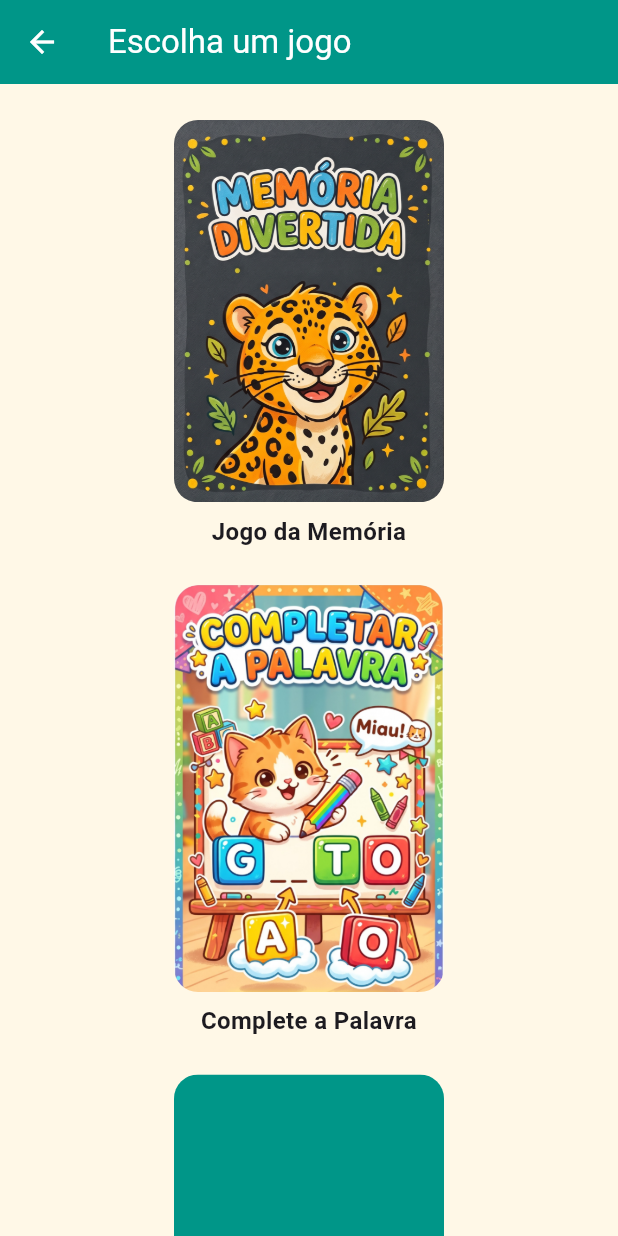
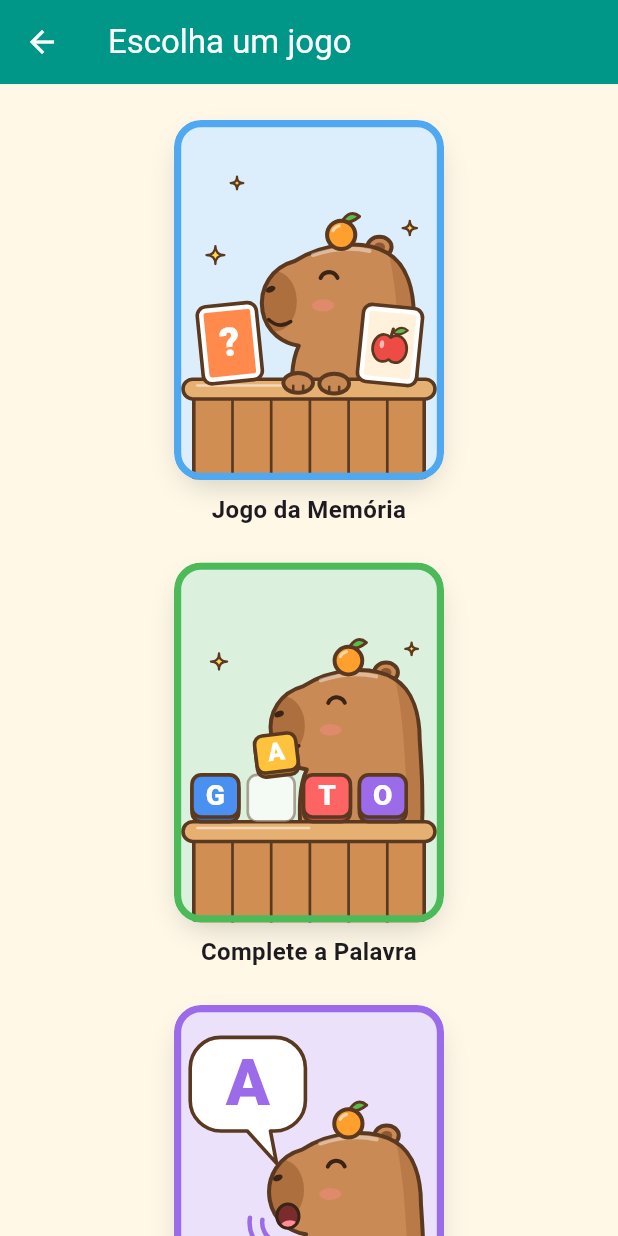
Before and after one commit to Caduqui/appMobileBIDS, a Flutter app: the screen it shows after launch, after a tap on "Iniciar", on a phone screen of 412 x 824 dp. Run offline on Flutter 3.47's test engine with Material 3 defaults, Android fonts, the phone set to English and light mode, and no system bars; our stand-ins replace video_player.

Commit message:
style: mudança na imagem dos cards

```diff
--- a/lib/screens/minigames_screen.dart
+++ b/lib/screens/minigames_screen.dart
@@ -4,6 +4,7 @@ import '../data/completion_phases.dart';
 import '../data/letter_phases.dart';
 import '../data/memory_phases.dart';
 import '../utils/responsive.dart';
+import '../widgets/minigame_art.dart';
 import 'completion_game_screen.dart';
 import 'difficulty_screen.dart';
 import 'letter_sounds_screen.dart';
@@ -44,8 +45,7 @@ class MinigamesScreen extends StatelessWidget {
                   children: [
                     _MinigameCard(
                       title: _memoryTitle,
-                      imagePath: 'assets/cards/back_card.png',
-                      imageSize: const Size(1011, 1432),
+                      art: MinigameArtKind.memory,
                       onTap: () {
                         Navigator.of(context).push(
                           MaterialPageRoute(
@@ -67,8 +67,7 @@ class MinigamesScreen extends StatelessWidget {
                     ),
                     _MinigameCard(
                       title: _completionTitle,
-                      imagePath: 'assets/cards/completePalavra.jpg',
-                      imageSize: const Size(1251, 1886),
+                      art: MinigameArtKind.completion,
                       onTap: () {
                         Navigator.of(context).push(
                           MaterialPageRoute(
@@ -91,25 +90,7 @@ class MinigamesScreen extends StatelessWidget {
                     ),
                     _MinigameCard(
                       title: _letterSoundsTitle,
-                      // Sem arte própria ainda: "Aa" desenhado, na mesma
-                      // proporção do card da memória pra os cards ficarem
-                      // do mesmo tamanho.
-                      art: const ColoredBox(
-                        color: Colors.teal,
-                        child: FittedBox(
-                          child: Padding(
-                            padding: EdgeInsets.all(16),
-                            child: Text(
-                              'Aa',
-                              style: TextStyle(
-                                color: Colors.white,
-                                fontWeight: FontWeight.bold,
-                              ),
-                            ),
-                          ),
-                        ),
-                      ),
-                      imageSize: const Size(1011, 1432),
+                      art: MinigameArtKind.letterSounds,
                       onTap: () {
                         Navigator.of(context).push(
                           MaterialPageRoute(
@@ -143,29 +124,22 @@ class MinigamesScreen extends StatelessWidget {
 
 class _MinigameCard extends StatelessWidget {
   final String title;
-
-  /// Arte do card: um arquivo ([imagePath]) ou, pra jogo sem arte própria,
-  /// um widget desenhado ([art]). Um dos dois é obrigatório.
-  final String? imagePath;
-  final Widget? art;
-
-  /// Tamanho em pixels do arquivo da imagem. Só a proporção importa: a
-  /// miniatura usa a mesma, então nada da arte é cortado.
-  final Size imageSize;
+  final MinigameArtKind art;
   final VoidCallback onTap;
 
   const _MinigameCard({
     required this.title,
-    this.imagePath,
-    this.art,
-    required this.imageSize,
+    required this.art,
     required this.onTap,
-  }) : assert(imagePath != null || art != null);
+  });
 
   @override
   Widget build(BuildContext context) {
     final width = responsiveValue(context, phone: 180.0, tablet: 260.0);
     final fontSize = responsiveValue(context, phone: 16.0, tablet: 20.0);
+    // Mesmo arredondamento que a arte usa no próprio desenho (30 de 300),
+    // pra borda clara de dentro acompanhar a borda do card.
+    final radius = BorderRadius.circular(width * 0.1);
 
     return GestureDetector(
       onTap: onTap,
@@ -173,13 +147,19 @@ class _MinigameCard extends StatelessWidget {
         width: width,
         child: Column(
           children: [
-            AspectRatio(
-              aspectRatio: imageSize.width / imageSize.height,
-              child: ClipRRect(
-                borderRadius: BorderRadius.circular(16),
-                child:
-                    art ?? Image.asset(imagePath!, fit: BoxFit.cover),
+            DecoratedBox(
+              decoration: BoxDecoration(
+                borderRadius: radius,
+                boxShadow: const [
+                  BoxShadow(
+                    color: Color(0x29000000),
+                    blurRadius: 16,
+                    offset: Offset(0, 8),
+                    spreadRadius: -4,
+                  ),
+                ],
               ),
+              child: ClipRRect(borderRadius: radius, child: MinigameArt(art)),
             ),
             const SizedBox(height: 8),
             Text(
--- /dev/null
+++ b/lib/widgets/capybara_drawing.dart
@@ -0,0 +1,198 @@
+import 'package:flutter/painting.dart';
+
+/// A capivara mascote dos cards da escolha de jogo.
+///
+/// Estilo escolhido pelo usuário a partir de uma imagem de exemplo: desenho
+/// chapado com contorno marrom, capivara de perfil (focinho comprido pra
+/// esquerda), olho fechadinho feliz, mexerica na cabeça, e ela sempre dentro
+/// de uma cena (atrás de um balcão de madeira, mexendo nos objetos do jogo)
+/// em vez de em pé num fundo genérico. As versões anteriores (em pé, 3D
+/// suave; depois com olhos grandes de íris e dentes) foram rejeitadas — a
+/// segunda o usuário achou assustadora.
+///
+/// Quadro: x de -84 (ponta do focinho) a 84 (costas), y de -86 (topo da
+/// mexerica) a 110 (base do corpo, que fica escondida atrás do balcão).
+class CapybaraDrawing {
+  /// Boca aberta cantando "Aaa" (Sons das Letras).
+  final bool singing;
+
+  const CapybaraDrawing({this.singing = false});
+
+  static const fur = Color(0xFFC98A55);
+  static const _furShade = Color(0xFFAE6F3F);
+  static const outline = Color(0xFF5B3920);
+  static const _earInner = Color(0xFF8E5631);
+  static const _ink = Color(0xFF3B2415);
+  static const line = 4.0;
+
+  void paint(Canvas c, Offset at, double scale) {
+    c.save();
+    c.translate(at.dx, at.dy);
+    c.scale(scale);
+
+    // Orelha antes do corpo: o contorno da cabeça cobre a base dela.
+    final ear = Rect.fromCenter(
+      center: const Offset(36, -58),
+      width: 24,
+      height: 20,
+    );
+    c.drawOval(ear, Paint()..color = fur);
+    c.drawOval(ear, _stroke(outline, line));
+    c.drawOval(
+      Rect.fromCenter(center: const Offset(36, -58), width: 11, height: 9),
+      Paint()..color = _earInner,
+    );
+
+    final body = _silhouette();
+    c.drawPath(body, Paint()..color = fur);
+
+    c.save();
+    c.clipPath(body);
+    // Focinho um tom mais escuro, como na capivara de verdade.
+    c.drawOval(
+      Rect.fromCenter(center: const Offset(-68, -4), width: 44, height: 60),
+      Paint()..color = _furShade,
+    );
+    // Sombra das costas: dá volume sem sair do desenho chapado.
+    c.drawPath(
+      Path()
+        ..moveTo(60, -40)
+        ..cubicTo(78, -10, 84, 60, 92, 120)
+        ..lineTo(60, 120)
+        ..cubicTo(56, 60, 56, 0, 46, -48)
+        ..close(),
+      Paint()..color = _furShade.withValues(alpha: 0.6),
+    );
+    c.restore();
+
+    c.drawPath(body, _stroke(outline, line));
+
+    // Brilho fino no alto da cabeça.
+    c.drawPath(
+      Path()
+        ..moveTo(-30, -50)
+        ..quadraticBezierTo(0, -60, 26, -54),
+      _stroke(const Color(0x66FFFFFF), 4),
+    );
+
+    // Olho fechadinho feliz.
+    c.drawArc(
+      Rect.fromCircle(center: const Offset(-14, -24), radius: 9),
+      3.5,
+      2.4,
+      false,
+      _stroke(_ink, line),
+    );
+
+    // Bochecha.
+    c.drawOval(
+      Rect.fromCenter(center: const Offset(-20, 0), width: 22, height: 12),
+      Paint()..color = const Color(0x66FF8A8A),
+    );
+
+    // Narina.
+    c.save();
+    c.translate(-72, -16);
+    c.rotate(-0.4);
+    c.drawOval(
+      Rect.fromCenter(center: Offset.zero, width: 10, height: 6),
+      Paint()..color = _ink,
+    );
+    c.restore();
+
+    if (singing) {
+      final mouth = Path()
+        ..addOval(
+          Rect.fromCenter(center: const Offset(-62, 22), width: 22, height: 24),
+        );
+      c.drawPath(mouth, Paint()..color = const Color(0xFF7A2C2C));
+      c.save();
+      c.clipPath(mouth);
+      c.drawOval(
+        Rect.fromCenter(center: const Offset(-60, 32), width: 18, height: 12),
+        Paint()..color = const Color(0xFFFF8C96),
+      );
+      c.restore();
+      c.drawPath(mouth, _stroke(_ink, 3));
+    } else {
+      c.drawPath(
+        Path()
+          ..moveTo(-74, 14)
+          ..quadraticBezierTo(-64, 24, -52, 16),
+        _stroke(_ink, 3.4),
+      );
+    }
+
+    _tangerine(c, const Offset(-2, -70), 14);
+    c.restore();
+  }
+
+  /// Patinha apoiada por cima de algo (desenhada depois do objeto).
+  static void paintPaw(Canvas c, Offset center, double scale) {
+    final r = Rect.fromCenter(
+      center: center,
+      width: 30 * scale,
+      height: 20 * scale,
+    );
+    c.drawOval(r, Paint()..color = fur);
+    c.drawOval(r, _stroke(outline, line * scale));
+    final toe = _stroke(outline, 2.6 * scale);
+    for (final dx in [-5.0, 5.0]) {
+      c.drawLine(
+        center + Offset(dx * scale, 3 * scale),
+        center + Offset(dx * scale, 9 * scale),
+        toe,
+      );
+    }
+  }
+
+  /// Cabeça + corpo numa forma só, de perfil, olhando pra esquerda.
+  Path _silhouette() => Path()
+    ..moveTo(-48, -44)
+    ..cubicTo(-20, -62, 20, -66, 44, -52)
+    ..cubicTo(64, -40, 70, -14, 70, 10)
+    ..cubicTo(72, 40, 74, 70, 72, 110)
+    ..lineTo(-50, 110)
+    ..cubicTo(-52, 80, -52, 56, -44, 40)
+    ..cubicTo(-58, 38, -76, 28, -80, 6)
+    ..cubicTo(-84, -18, -70, -38, -48, -44)
+    ..close();
+
+  static void _tangerine(Canvas c, Offset center, double r) {
+    final leafPath = Path()
+      ..moveTo(center.dx, center.dy - r + 2)
+      ..quadraticBezierTo(
+        center.dx + r * 0.6,
+        center.dy - r * 1.9,
+        center.dx + r * 1.3,
+        center.dy - r * 1.3,
+      )
+      ..quadraticBezierTo(
+        center.dx + r * 0.7,
+        center.dy - r * 0.8,
+        center.dx,
+        center.dy - r + 2,
+      )
+      ..close();
+    c.drawPath(leafPath, Paint()..color = const Color(0xFF5DBB4C));
+    c.drawPath(leafPath, _stroke(outline, 3));
+
+    final rect = Rect.fromCircle(center: center, radius: r);
+    c.drawOval(rect, Paint()..color = const Color(0xFFFF9F2E));
+    c.drawOval(rect, _stroke(outline, line));
+    c.drawArc(
+      rect.deflate(r * 0.35),
+      3.6,
+      0.9,
+      false,
+      _stroke(const Color(0x99FFFFFF), 3),
+    );
+  }
+
+  static Paint _stroke(Color color, double width) => Paint()
+    ..color = color
+    ..style = PaintingStyle.stroke
+    ..strokeWidth = width
+    ..strokeCap = StrokeCap.round
+    ..strokeJoin = StrokeJoin.round;
+}
--- /dev/null
+++ b/lib/widgets/minigame_art.dart
@@ -0,0 +1,333 @@
+import 'dart:math' as math;
+
+import 'package:flutter/material.dart';
+
+import 'capybara_drawing.dart';
+
+/// Qual cena desenhar no card da tela de escolha de jogo.
+enum MinigameArtKind { memory, completion, letterSounds }
+
+/// Arte dos cards da tela de escolha de jogo: a capivara mascote atrás de um
+/// balcão de madeira, mexendo nos objetos de cada minigame, em desenho
+/// chapado com contorno marrom (ver [CapybaraDrawing]).
+///
+/// É desenhada em código, não um arquivo de imagem, por escolha do usuário:
+/// fica nítida em qualquer tela e dá pra ajustar cor/pose aqui mesmo. Sempre
+/// na proporção [aspectRatio] (retrato 3:4) — o card usa a mesma, então nada
+/// é cortado.
+class MinigameArt extends StatelessWidget {
+  final MinigameArtKind kind;
+
+  const MinigameArt(this.kind, {super.key});
+
+  static const double aspectRatio = 3 / 4;
+
+  @override
+  Widget build(BuildContext context) {
+    return AspectRatio(
+      aspectRatio: aspectRatio,
+      // As letras da arte usam a mesma fonte do resto do app (a do tema).
+      child: CustomPaint(
+        painter: _ArtPainter(
+          kind,
+          DefaultTextStyle.of(context).style.fontFamily,
+        ),
+      ),
+    );
+  }
+}
+
+// Todas as cenas são desenhadas num quadro de referência de 300x400 e
+// escaladas pro tamanho real — assim as coordenadas abaixo não dependem do
+// tamanho do card (celular x tablet).
+const _refWidth = 300.0;
+const _refHeight = 400.0;
+
+const _outline = CapybaraDrawing.outline;
+const _line = CapybaraDrawing.line;
+
+// Uma cor por jogo, na borda do card e nos detalhes: o mascote é o mesmo, a
+// cor é o que diferencia os cards de longe (criança ainda não lê o título).
+const _accent = {
+  MinigameArtKind.memory: Color(0xFF4FA8F0),
+  MinigameArtKind.completion: Color(0xFF4DBA5A),
+  MinigameArtKind.letterSounds: Color(0xFF9B6BEA),
+};
+
+class _ArtPainter extends CustomPainter {
+  final MinigameArtKind kind;
+  final String? fontFamily;
+
+  _ArtPainter(this.kind, this.fontFamily);
+
+  @override
+  void paint(Canvas canvas, Size size) {
+    canvas.save();
+    canvas.scale(size.width / _refWidth, size.height / _refHeight);
+    final accent = _accent[kind]!;
+    const full = Rect.fromLTWH(0, 0, _refWidth, _refHeight);
+    // Fundo chapado clarinho na cor do jogo (escolha do usuário).
+    canvas.drawRect(
+      full,
+      Paint()..color = Color.lerp(accent, Colors.white, 0.8)!,
+    );
+    switch (kind) {
+      case MinigameArtKind.memory:
+        _memoryScene(canvas);
+      case MinigameArtKind.completion:
+        _completionScene(canvas, accent);
+      case MinigameArtKind.letterSounds:
+        _letterSoundsScene(canvas, accent);
+    }
+    // Borda grossa na cor do jogo.
+    canvas.drawRRect(
+      RRect.fromRectAndRadius(full.deflate(4), const Radius.circular(26)),
+      Paint()
+        ..style = PaintingStyle.stroke
+        ..strokeWidth = 8
+        ..color = accent,
+    );
+    canvas.restore();
+  }
+
+  @override
+  bool shouldRepaint(_ArtPainter oldDelegate) =>
+      oldDelegate.kind != kind || oldDelegate.fontFamily != fontFamily;
+
+  // ---- Cenas ----
+
+  void _memoryScene(Canvas c) {
+    _sparkle(c, const Offset(46, 150), 10);
+    _sparkle(c, const Offset(262, 120), 8);
+    _sparkle(c, const Offset(70, 70), 7);
+    const CapybaraDrawing().paint(c, const Offset(188, 206), 1.12);
+    _counter(c);
+    _memoryCard(c, const Offset(62, 248), -0.1, faceUp: false);
+    _memoryCard(c, const Offset(240, 250), 0.1, faceUp: true);
+    // Patinhas apoiadas no balcão.
+    CapybaraDrawing.paintPaw(c, const Offset(138, 292), 1.1);
+    CapybaraDrawing.paintPaw(c, const Offset(178, 293), 1.1);
+  }
+
+  void _completionScene(Canvas c, Color accent) {
+    _sparkle(c, const Offset(50, 110), 9);
+    _sparkle(c, const Offset(264, 96), 7);
+    const CapybaraDrawing().paint(c, const Offset(196, 186), 1.1);
+    _counter(c);
+    // A palavra com a lacuna (G _ T O) no balcão; a capivara traz na boca a
+    // letra que falta.
+    const y = 262.0;
+    _block(c, const Offset(46, y), 52, const Color(0xFF4A90F0), 'G');
+    _slot(c, const Offset(108, y), 52);
+    _block(c, const Offset(170, y), 52, const Color(0xFFFF6464), 'T');
+    _block(c, const Offset(232, y), 52, const Color(0xFF9B6BEA), 'O');
+    _block(
+      c,
+      const Offset(114, 214),
+      46,
+      const Color(0xFFFFC23C),
+      'A',
+      angle: -0.12,
+    );
+  }
+
+  void _letterSoundsScene(Canvas c, Color accent) {
+    const CapybaraDrawing(singing: true).paint(c, const Offset(196, 210), 1.12);
+    _counter(c);
+    // Ondinhas de som saindo da boca, e o balão com a letra apontando pra
+    // ela. (Bolinhas em fila pareciam balão de pensamento.)
+    for (final r in [22.0, 36.0]) {
+      c.drawArc(
+        Rect.fromCircle(center: const Offset(120, 242), radius: r),
+        2.0,
+        1.3,
+        false,
+        _stroke(accent, 5),
+      );
+    }
+    CapybaraDrawing.paintPaw(c, const Offset(150, 292), 1.1);
+    CapybaraDrawing.paintPaw(c, const Offset(190, 293), 1.1);
+    _speechBubble(c, const Rect.fromLTWH(18, 36, 128, 104), 'A', accent);
+  }
+
+  // ---- Cenário ----
+
+  /// Balcão de madeira na frente da capivara (esconde a base do corpo).
+  void _counter(Canvas c) {
+    const front = Rect.fromLTRB(22, 304, 278, 410);
+    c.drawRect(front, Paint()..color = const Color(0xFFD08E52));
+    final plank = _stroke(_outline, 3);
+    for (var x = front.left + 43; x < front.right - 10; x += 43) {
+      c.drawLine(Offset(x, front.top), Offset(x, front.bottom), plank);
+    }
+    c.drawRect(front, _stroke(_outline, _line));
+    final rim = RRect.fromLTRBR(10, 288, 290, 310, const Radius.circular(11));
+    _outlined(c, Path()..addRRect(rim), const Color(0xFFE6B072));
+    c.drawLine(
+      const Offset(26, 295),
+      const Offset(150, 295),
+      _stroke(const Color(0x80FFFFFF), 3),
+    );
+  }
+
+  // ---- Objetos dos jogos ----
+
+  void _memoryCard(
+    Canvas c,
+    Offset center,
+    double angle, {
+    required bool faceUp,
+  }) {
+    c.save();
+    c.translate(center.dx, center.dy);
+    c.rotate(angle);
+    final outer = RRect.fromRectAndRadius(
+      Rect.fromCenter(center: Offset.zero, width: 66, height: 86),
+      const Radius.circular(10),
+    );
+    _outlined(c, Path()..addRRect(outer), Colors.white);
+    final inner = outer.deflate(7);
+    if (faceUp) {
+      c.drawRRect(inner, Paint()..color = const Color(0xFFFFF1DC));
+      _apple(c, const Offset(0, 4));
+    } else {
+      c.drawRRect(inner, Paint()..color = const Color(0xFFFF8A4C));
+      _text(c, '?', const Offset(0, 1), 44, Colors.white);
+    }
+    c.restore();
+  }
+
+  void _apple(Canvas c, Offset center) {
+    c.drawLine(
+      center.translate(0, -12),
+      center.translate(2, -22),
+      _stroke(_outline, 3.5),
+    );
+    final shape = Path.combine(
+      PathOperation.union,
+      Path()..addOval(
+        Rect.fromCenter(center: center.translate(-7, 0), width: 24, height: 30),
+      ),
+      Path()..addOval(
+        Rect.fromCenter(center: center.translate(7, 0), width: 24, height: 30),
+      ),
+    );
+    _outlined(c, shape, const Color(0xFFEF4B45), width: 3);
+    final leaf = Path()
+      ..moveTo(center.dx + 2, center.dy - 18)
+      ..quadraticBezierTo(
+        center.dx + 10,
+        center.dy - 28,
+        center.dx + 18,
+        center.dy - 22,
+      )
+      ..quadraticBezierTo(
+        center.dx + 10,
+        center.dy - 14,
+        center.dx + 2,
+        center.dy - 18,
+      )
+      ..close();
+    _outlined(c, leaf, const Color(0xFF5DBB4C), width: 2.5);
+    c.drawOval(
+      Rect.fromCenter(center: center.translate(-9, -4), width: 5, height: 9),
+      Paint()..color = const Color(0x99FFFFFF),
+    );
+  }
+
+  /// Bloquinho de letra com a "lateral" mais escura embaixo.
+  void _block(
+    Canvas c,
+    Offset center,
+    double s,
+    Color base,
+    String letter, {
+    double angle = 0,
+  }) {
+    c.save();
+    c.translate(center.dx, center.dy);
+    c.rotate(angle);
+    final face = RRect.fromRectAndRadius(
+      Rect.fromCenter(center: Offset(0, -s * 0.05), width: s, height: s * 0.9),
+      Radius.circular(s * 0.2),
+    );
+    final side = face.shift(Offset(0, s * 0.1));
+    _outlined(c, Path()..addRRect(side), Color.lerp(base, Colors.black, 0.25)!);
+    _outlined(c, Path()..addRRect(face), base);
+    _text(c, letter, Offset(0, -s * 0.05), s * 0.6, Colors.white);
+    c.restore();
+  }
+
+  /// Lacuna da palavra, onde a letra vai encaixar.
+  void _slot(Canvas c, Offset center, double s) {
+    final face = RRect.fromRectAndRadius(
+      Rect.fromCenter(center: center, width: s, height: s),
+      Radius.circular(s * 0.2),
+    );
+    c.drawRRect(face, Paint()..color = Colors.white.withValues(alpha: 0.7));
+    c.drawRRect(face, _stroke(_outline.withValues(alpha: 0.45), 3));
+  }
+
+  void _speechBubble(Canvas c, Rect rect, String letter, Color accent) {
+    final path = Path.combine(
+      PathOperation.union,
+      Path()
+        ..addRRect(RRect.fromRectAndRadius(rect, const Radius.circular(34))),
+      Path()
+        ..moveTo(rect.right - 70, rect.bottom - 6)
+        ..lineTo(rect.right - 32, rect.bottom + 36)
+        ..lineTo(rect.right - 40, rect.bottom - 6)
+        ..close(),
+    );
+    _outlined(c, path, Colors.white);
+    _text(c, letter, rect.center.translate(0, 2), 72, accent);
+  }
+
+  /// Estrelinha de 4 pontas.
+  void _sparkle(Canvas c, Offset center, double r) {
+    final p = Path()..moveTo(center.dx, center.dy - r);
+    for (var i = 1; i <= 4; i++) {
+      final a = -math.pi / 2 + i * math.pi / 2;
+      p.quadraticBezierTo(
+        center.dx,
+        center.dy,
+        center.dx + r * math.cos(a),
+        center.dy + r * math.sin(a),
+      );
+    }
+    p.close();
+    _outlined(c, p, const Color(0xFFFFD84D), width: 2.5);
+  }
+
+  // ---- Utilitários de desenho ----
+
+  /// Preenchimento chapado + contorno marrom: o estilo de todo o card.
+  void _outlined(Canvas c, Path path, Color fill, {double width = _line}) {
+    c.drawPath(path, Paint()..color = fill);
+    c.drawPath(path, _stroke(_outline, width));
+  }
+
+  Paint _stroke(Color color, double width) => Paint()
+    ..color = color
+    ..style = PaintingStyle.stroke
+    ..strokeWidth = width
+    ..strokeCap = StrokeCap.round
+    ..strokeJoin = StrokeJoin.round;
+
+  void _text(Canvas c, String text, Offset center, double size, Color color) {
+    final tp = TextPainter(
+      text: TextSpan(
+        text: text,
+        style: TextStyle(
+          fontSize: size,
+          fontFamily: fontFamily,
+          fontWeight: FontWeight.w900,
+          color: color,
+          height: 1,
+        ),
+      ),
+      textDirection: TextDirection.ltr,
+    )..layout();
+    tp.paint(c, center - Offset(tp.width / 2, tp.height / 2));
+  }
+}
```
Also changed, not shown: 2 other files.
